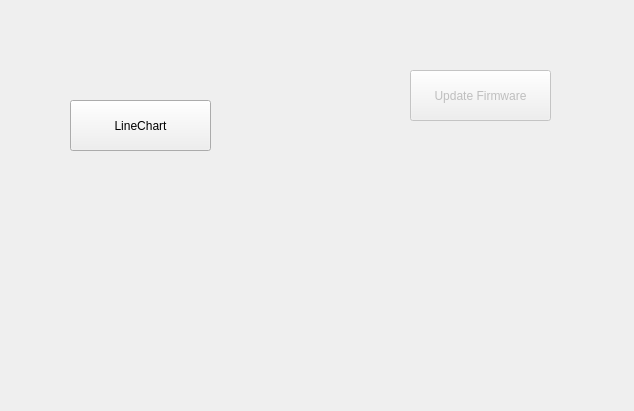
Above: mainwindow.ui from RainRainLiu/LynnFly-Station before the change. Below: the same form after it.
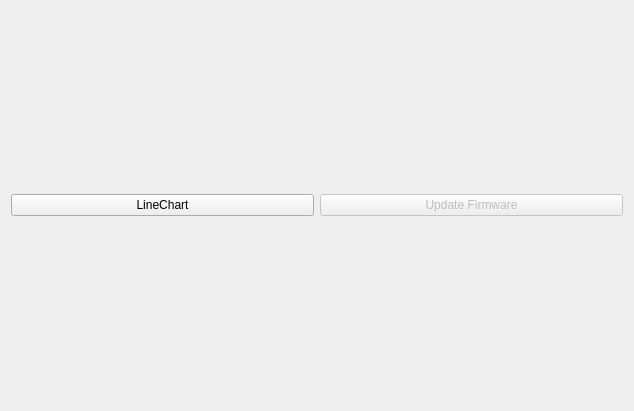
That is the form after the change. Icons and pictures are not drawn.

Diff of the .ui file:
```diff
--- a/mainwindow.ui
+++ b/mainwindow.ui
@@ -24,18 +24,40 @@
    <string notr="true">QMainWindow{border-image: url(:/Image/Image/startImage.jpg)};</string>
   </property>
   <widget class="QWidget" name="centralWidget">
+   <layout class="QGridLayout" name="gridLayout">
+    <item row="0" column="0">
+     <widget class="QPushButton" name="viewButton">
+      <property name="enabled">
+       <bool>true</bool>
+      </property>
+      <property name="minimumSize">
+       <size>
+        <width>0</width>
+        <height>0</height>
+       </size>
+      </property>
+      <property name="cursor">
+       <cursorShape>PointingHandCursor</cursorShape>
+      </property>
+      <property name="styleSheet">
+       <string notr="true"/>
+      </property>
+      <property name="text">
+       <string>LineChart</string>
+      </property>
+      <property name="iconSize">
+       <size>
+        <width>32</width>
+        <height>32</height>
+       </size>
+      </property>
+     </widget>
+    </item>
+    <item row="0" column="1">
    <widget class="QPushButton" name="updateFirmwareButton">
     <property name="enabled">
      <bool>false</bool>
     </property>
-    <property name="geometry">
-     <rect>
-      <x>410</x>
-      <y>70</y>
-      <width>141</width>
-      <height>51</height>
-     </rect>
-    </property>
     <property name="minimumSize">
      <size>
       <width>0</width>
@@ -62,40 +84,8 @@
      </size>
     </property>
    </widget>
-   <widget class="QPushButton" name="viewButton">
-    <property name="enabled">
-     <bool>true</bool>
-    </property>
-    <property name="geometry">
-     <rect>
-      <x>70</x>
-      <y>100</y>
-      <width>141</width>
-      <height>51</height>
-     </rect>
-    </property>
-    <property name="minimumSize">
-     <size>
-      <width>0</width>
-      <height>0</height>
-     </size>
-    </property>
-    <property name="cursor">
-     <cursorShape>PointingHandCursor</cursorShape>
-    </property>
-    <property name="styleSheet">
-     <string notr="true"/>
-    </property>
-    <property name="text">
-     <string>LineChart</string>
-    </property>
-    <property name="iconSize">
-     <size>
-      <width>32</width>
-      <height>32</height>
-     </size>
-    </property>
-   </widget>
+    </item>
+   </layout>
   </widget>
   <widget class="QMenuBar" name="menuBar">
    <property name="geometry">
```
Lines whose indentation alone changed are shown as unchanged.
